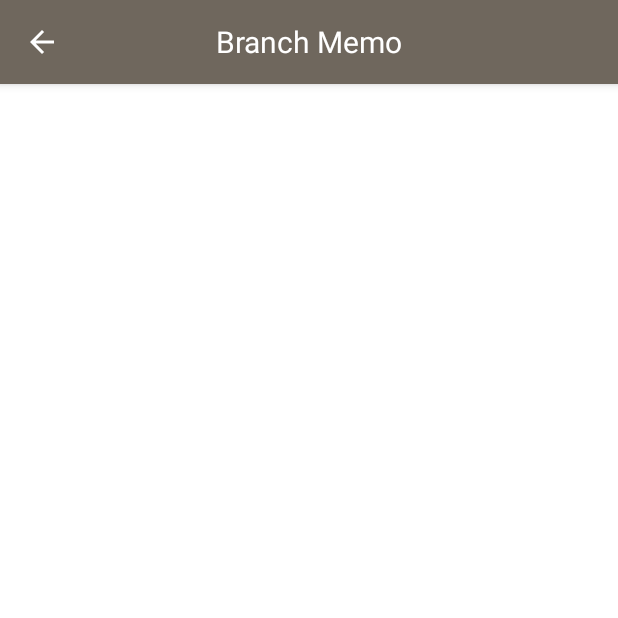
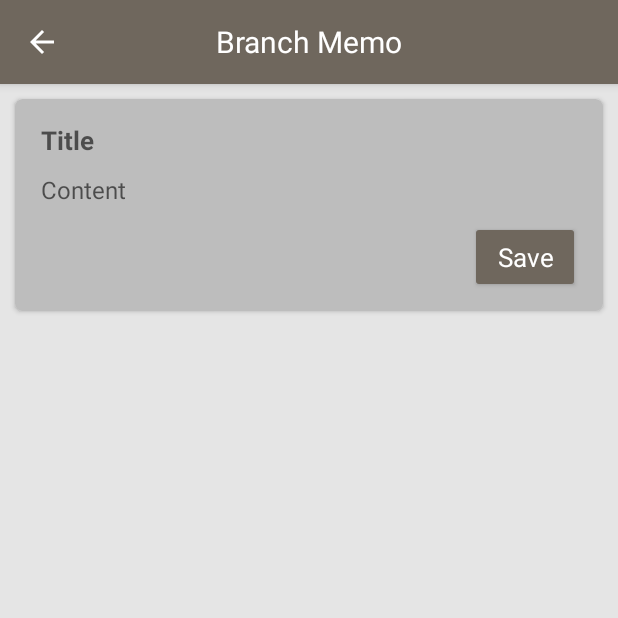
Before and after one commit to mjkcool/Branch-Memo-Beta, an Android app: the NewnoteActivity screen opened directly, with no data from a screen before it, on a phone screen of 412 x 824 dp, the top half of it. Run offline under Robolectric (Android 15) with nearby library versions, the phone set to English and light mode, and no system bars.

Commit message:
Use recyclerView and construct activity_viewnote.xml, newnote.xml and item_recycler.xml

```diff
--- a/app/src/main/AndroidManifest.xml
+++ b/app/src/main/AndroidManifest.xml
@@ -9,18 +9,18 @@
         android:roundIcon="@mipmap/ic_launcher_round"
         android:supportsRtl="true"
         android:theme="@style/AppTheme">
+        <activity android:name=".viewnote"></activity>
         <activity
             android:name=".NewnoteActivity"
             android:label="@string/app_name"
-            android:theme="@style/AppTheme.NoActionBar">
-
-        </activity>
+            android:theme="@style/AppTheme.NoActionBar"></activity>
         <activity
             android:name=".MainActivity"
             android:label="@string/app_name"
             android:theme="@style/AppTheme.NoActionBar">
             <intent-filter>
                 <action android:name="android.intent.action.MAIN" />
+
                 <category android:name="android.intent.category.LAUNCHER" />
             </intent-filter>
         </activity>
--- a/app/src/main/java/com/example/branchmemo/NewnoteActivity.java
+++ b/app/src/main/java/com/example/branchmemo/NewnoteActivity.java
@@ -20,7 +20,6 @@ public class NewnoteActivity extends AppCompatActivity {
         toolbar2 = (Toolbar) findViewById(R.id.toolbar2);
         setSupportActionBar(toolbar2);
         actionBar = getSupportActionBar();
-        actionBar = getSupportActionBar();
         actionBar.setDisplayShowCustomEnabled(true);
         actionBar.setDisplayShowTitleEnabled(false);//기본 제목을 없애줍니다.
         actionBar.setDisplayHomeAsUpEnabled(true); //툴바의 뒤로가기 버튼
--- a/app/src/main/res/layout/newnote.xml
+++ b/app/src/main/res/layout/newnote.xml
@@ -4,7 +4,7 @@
     xmlns:tools="http://schemas.android.com/tools"
     android:layout_width="match_parent"
     android:layout_height="match_parent"
-    android:background="#FFFFFF"
+    android:background="#E5E5E5"
     android:orientation="vertical"
     tools:context=".NewnoteActivity">
 
@@ -35,8 +35,92 @@
 
     <LinearLayout
         android:layout_width="match_parent"
-        android:layout_height="675dp"
-        android:orientation="vertical"></LinearLayout>
+        android:layout_height="wrap_content"
+        android:orientation="vertical">
+
+        <LinearLayout
+            android:id="@+id/branches"
+            android:layout_width="match_parent"
+            android:layout_height="match_parent"
+            android:orientation="horizontal">
+
+            <androidx.cardview.widget.CardView
+                android:id="@+id/first"
+                android:layout_width="match_parent"
+                android:layout_height="wrap_content"
+                android:layout_margin="10dp"
+                app:cardBackgroundColor="#BDBDBD"
+                app:cardCornerRadius="5dp">
+
+                <LinearLayout
+                    android:layout_width="match_parent"
+                    android:layout_height="wrap_content"
+                    android:orientation="vertical"
+                    android:paddingLeft="17dp"
+                    android:paddingTop="15dp"
+                    android:paddingRight="15dp"
+                    android:paddingBottom="12dp">
+
+                    <EditText
+                        android:id="@+id/TitleView"
+                        android:layout_width="match_parent"
+                        android:layout_height="wrap_content"
+                        android:background="@null"
+                        android:ems="10"
+                        android:hint="Title"
+                        android:inputType="textPersonName"
+                        android:maxLength="15"
+                        android:textSize="17sp"
+                        android:textStyle="bold" />
+
+                    <Space
+                        android:layout_width="match_parent"
+                        android:layout_height="10dp" />
+
+                    <EditText
+                        android:id="@+id/editTextTextMultiLine"
+
+                        android:layout_width="match_parent"
+                        android:layout_height="wrap_content"
+                        android:background="@null"
+                        android:ems="10"
+                        android:gravity="start|top"
+                        android:hint="Content"
+                        android:inputType="textMultiLine"
+                        android:maxHeight="610dp"
+                        android:maxLength="2000"
+                        android:textSize="16sp" />
+
+                    <Space
+                        android:layout_width="match_parent"
+                        android:layout_height="10dp" />
+
+                    <LinearLayout
+                        android:layout_width="match_parent"
+                        android:layout_height="wrap_content"
+                        android:gravity="right"
+                        android:orientation="horizontal">
+
+                        <Button
+                            android:id="@+id/saveBtn"
+                            android:layout_width="73dp"
+                            android:layout_height="wrap_content"
+                            android:layout_gravity="right"
+                            android:backgroundTint="@color/colorPrimary"
+                            android:gravity="center"
+                            android:text="Save"
+                            android:textAppearance="@style/TextAppearance.AppCompat.Medium"
+                            android:textColor="#FFFFFF"
+                            android:textSize="17sp" />
+                    </LinearLayout>
+
+                </LinearLayout>
+
+            </androidx.cardview.widget.CardView>
+
+        </LinearLayout>
+
+    </LinearLayout>
 
 
 </LinearLayout>
--- a/app/src/main/res/values/colors.xml
+++ b/app/src/main/res/values/colors.xml
@@ -1,3 +1,6 @@
 <?xml version="1.0" encoding="utf-8"?>
 <resources>
+    <color name="colorPrimary">#6F675D</color>
+    <color name="colorPrimaryDark">#6F675D</color>
+    <color name="colorAccent">#D4CE91</color>
 </resources>
```
Also changed, not shown: app/build.gradle (+8 -8 lines), app/src/main/java/com/example/branchmemo/viewnote.java (added, +14 -0 lines), app/src/main/res/layout/activity_main.xml (+4 -9 lines), app/src/main/res/layout/activity_viewnote.xml (added, +38 -0 lines), app/src/main/res/layout/item_recycler.xml (added, +80 -0 lines).
